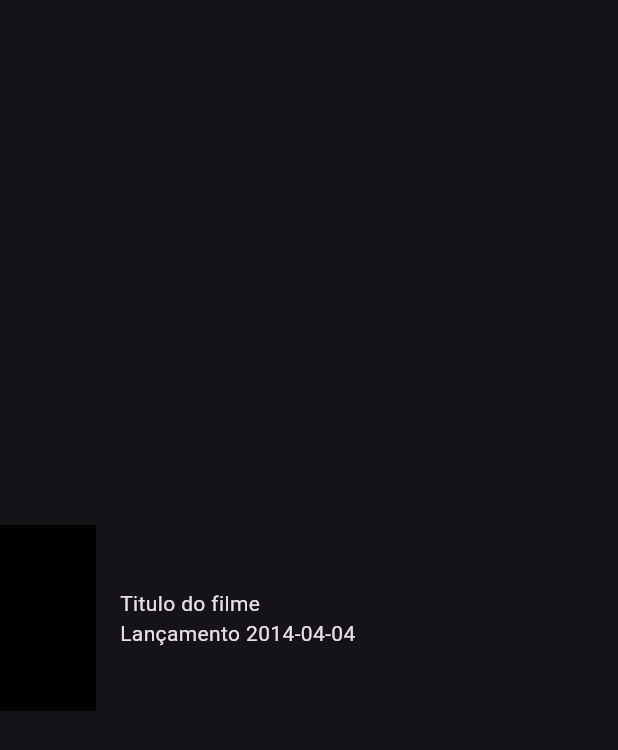
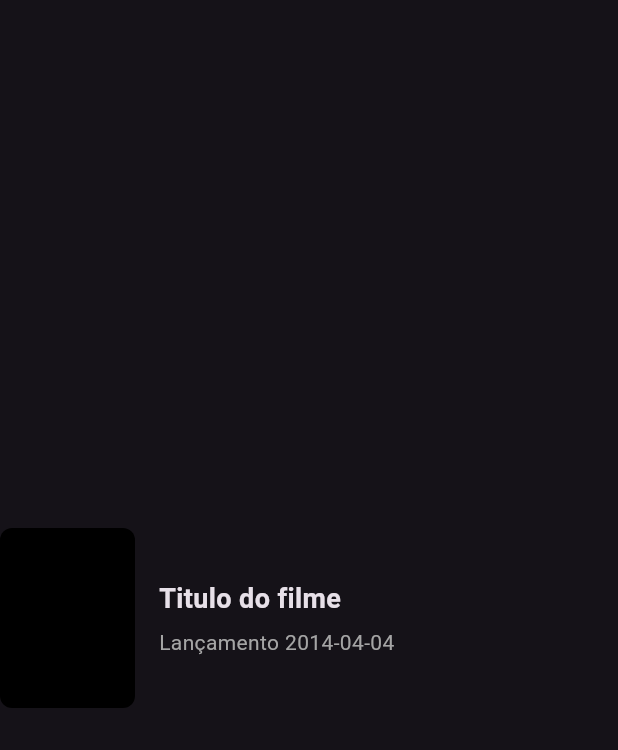
Before and after one commit to felipe-freitas18/cinetopia, a Flutter app: the SearchMovies screen opened directly, on a phone screen of 412 x 824 dp. Shown: the top 750 px of the screen. Run offline on Flutter 3.47's test engine with Material 3 defaults, Android fonts, the phone set to English and light mode, and no system bars.

Commit message:
feat: estilizando movie card

```diff
--- a/lib/ui/components/movie_card.dart
+++ b/lib/ui/components/movie_card.dart
@@ -8,10 +8,11 @@ class MovieCard extends StatelessWidget {
     return Row(
       children: <Widget>[
         Container(
-          width: 64,
-          height: 124,
+          width: 90,
+          height: 120,
           decoration: BoxDecoration(
             color: Color(0xFF000000),
+            borderRadius: BorderRadius.circular(8)
           ),
           margin: EdgeInsets.only(right: 16),
         ),
@@ -19,8 +20,22 @@ class MovieCard extends StatelessWidget {
           mainAxisSize: MainAxisSize.min,
           crossAxisAlignment: CrossAxisAlignment.start,
           children: [
-            Text("Titulo do filme"),
-            Text("Lançamento 2014-04-04")
+            Padding(
+              padding: const EdgeInsets.only(bottom: 6),
+              child: Text(
+                "Titulo do filme",
+                style: TextStyle(
+                  fontSize: 18,
+                  fontWeight: FontWeight.w600
+                ),
+              ),
+            ),
+            Text(
+              "Lançamento 2014-04-04",
+              style: TextStyle(
+                color: Color(0xFFA5A5A5)
+              )
+            )
           ],
         )
       ],
```
